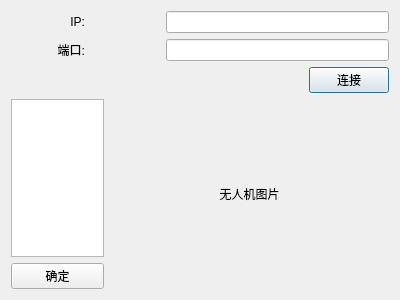
First picture: the form in UAV/UAVClient/dialog/networkdialog.ui, repository zt900403/UAV, before the edit.
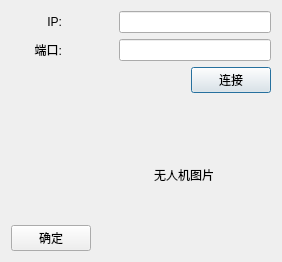
Second picture: the form after the edit.

```diff
--- a/UAV/UAVClient/dialog/networkdialog.ui
+++ b/UAV/UAVClient/dialog/networkdialog.ui
@@ -6,8 +6,8 @@
    <rect>
     <x>0</x>
     <y>0</y>
-    <width>400</width>
-    <height>300</height>
+    <width>282</width>
+    <height>262</height>
    </rect>
   </property>
   <property name="windowTitle">
@@ -103,7 +103,14 @@
      <item>
       <layout class="QVBoxLayout" name="verticalLayout">
        <item>
-        <widget class="QListWidget" name="uavslistWidget"/>
+        <widget class="QListWidget" name="uavslistWidget">
+         <property name="styleSheet">
+          <string notr="true">#uavslistWidget {
+	border: none;
+	background-color: transparent;
+}</string>
+         </property>
+        </widget>
        </item>
        <item>
         <widget class="QPushButton" name="okBtn">
```
